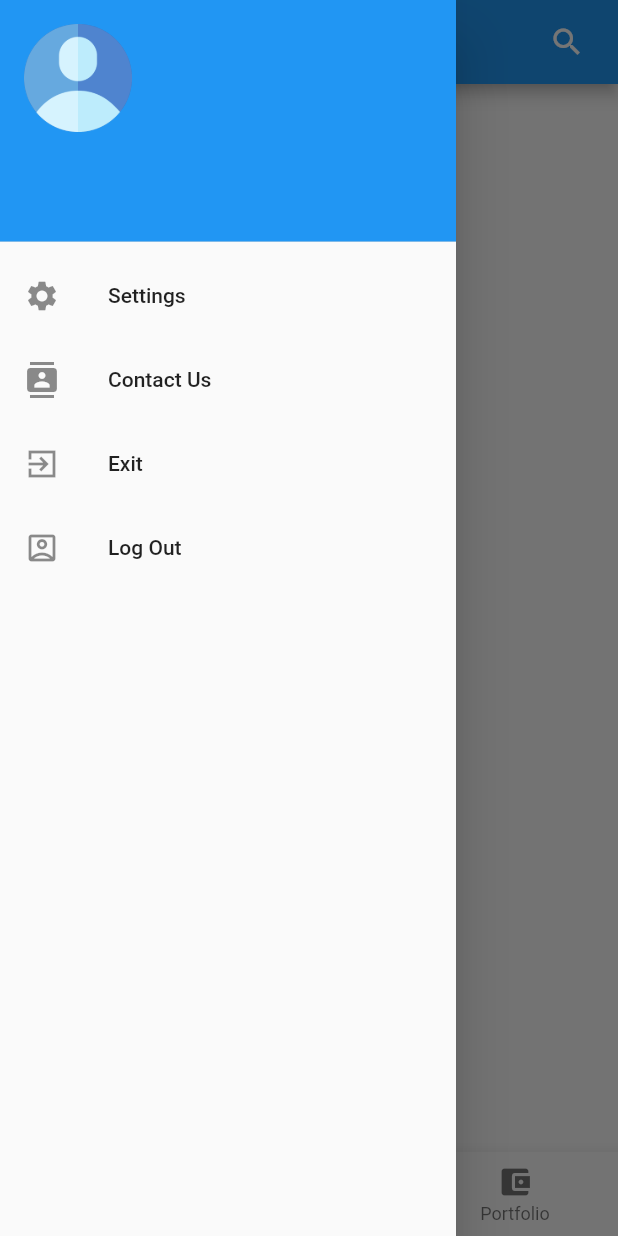
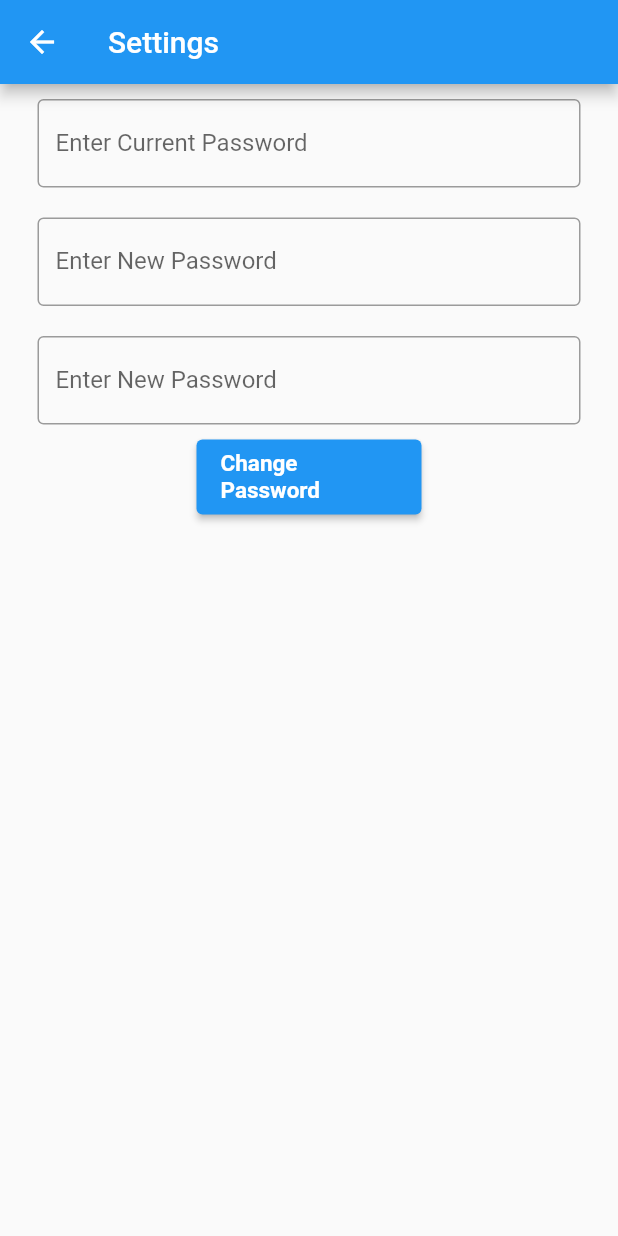
Before and after one commit to Sammitdk/StockMarketSimulator, a Flutter app: the HomePage screen opened directly with empty values, in the side drawer, after a tap on "Settings", on a phone screen of 412 x 824 dp. Run offline on Flutter 3.47's test engine with Material 2 defaults, Android fonts, the phone set to English and light mode, and no system bars; our stand-ins replace cloud_firestore, firebase_auth, firebase_core; accounts and stored records are empty.

Commit message:
settings added

```diff
--- a/lib/dataloading.dart
+++ b/lib/loggeduser/dataloading.dart
@@ -1,6 +1,6 @@
 import 'package:cloud_firestore/cloud_firestore.dart';
 import 'package:flutter/material.dart';
-import 'package:stock_simulator_app/home_page.dart';
+import 'package:stock_simulator_app/loggeduser/home_page.dart';
 
 class DataLoading extends StatefulWidget {
   const DataLoading({Key? key}) : super(key: key);
--- a/lib/home_page.dart
+++ b/lib/loggeduser/home_page.dart
@@ -2,7 +2,9 @@ import 'package:cloud_firestore/cloud_firestore.dart';
 import 'package:flutter/material.dart';
 import 'package:flutter/services.dart';
 import 'package:stock_simulator_app/main.dart';
-import 'firebase/firebase_auth.dart';
+import 'package:stock_simulator_app/settings/settings.dart';
+import '../firebase/firebase_auth.dart';
+
 
 class HomePage extends StatefulWidget {
   HomePage({Key? key,required this.info}) : super(key: key);
@@ -38,7 +40,7 @@ class _HomePageState extends State<HomePage> {
             ListTile(
               leading: const Icon(Icons.settings), title: const Text ('Settings'),
               onTap: () {
-                //not yet created
+                Navigator.push(context, MaterialPageRoute(builder: (_) => const Setting()));
               },
             ),
             ListTile(
@@ -55,7 +57,7 @@ class _HomePageState extends State<HomePage> {
             ),
             ListTile(
               leading: const Icon(Icons.account_box_outlined), title: const Text("Log Out"),
-                   onTap: () async {
+                  onTap: () async {
                   await Auth().signOut();
                   Navigator.pushReplacement(context, MaterialPageRoute(builder: (_) => const MyApp()));
               }
--- a/lib/login_page.dart
+++ b/lib/login_page.dart
@@ -1,7 +1,7 @@
 import 'package:flutter/material.dart';
-import 'package:stock_simulator_app/dataloading.dart';
+import 'package:stock_simulator_app/loggeduser/dataloading.dart';
 import 'package:stock_simulator_app/password/password_recovery.dart';
-import 'package:stock_simulator_app/home_page.dart';
+import 'package:stock_simulator_app/loggeduser/home_page.dart';
 import 'firebase/firebase_auth.dart';
 
 class LoginPage extends StatelessWidget {
@@ -34,7 +34,7 @@ class LoginPage extends StatelessWidget {
               controller: email,
               decoration: const InputDecoration(
                 border: OutlineInputBorder(),
-                labelText: 'Username /email',
+                labelText: 'Email',
                 // hintText: 'Enter valid email !',
               ),
             ),
--- /dev/null
+++ b/lib/settings/settings.dart
@@ -0,0 +1,69 @@
+import 'package:flutter/material.dart';
+
+
+class Setting extends StatelessWidget {
+  const Setting({Key? key}) : super(key: key);
+
+  @override
+  Widget build(BuildContext context) {
+    return Scaffold(
+      appBar: AppBar(
+        title: const Text('Settings'),
+      ),
+      body: Column(
+        children: [
+          const Padding(
+            padding: EdgeInsets.fromLTRB(25, 10, 25, 10),
+            child: TextField(
+              //controller: email,
+              decoration: InputDecoration(
+                border: OutlineInputBorder(),
+                labelText: 'Enter Current Password',
+                // hintText: 'Enter valid email !',
+              ),
+            ),
+          ),
+          const Padding(
+            padding: EdgeInsets.fromLTRB(25, 10, 25, 10),
+            child: TextField(
+              //controller: email,
+              decoration: InputDecoration(
+                border: OutlineInputBorder(),
+                labelText: 'Enter New Password',
+                // hintText: 'Enter valid email !',
+              ),
+            ),
+          ),
+          const Padding(
+            padding: EdgeInsets.fromLTRB(25, 10, 25, 10),
+            child: TextField(
+              //controller: email,
+              decoration: InputDecoration(
+                border: OutlineInputBorder(),
+                labelText: 'Enter New Password',
+                // hintText: 'Enter valid email !',
+              ),
+            ),
+          ),
+          SizedBox(
+              height: 50,
+              width: 150,
+              child: ElevatedButton(onPressed: () {
+                //change password
+              },
+                  style: ButtonStyle(
+                    minimumSize: MaterialStateProperty.all(const Size.fromRadius(18)),
+                    backgroundColor: MaterialStateProperty.all(const Color(0xFF2196F3)),
+                  ),
+                  child:const Text('Change Password',
+                    style: TextStyle(
+                      fontSize: 15,
+                      fontWeight: FontWeight.bold,
+                      color: Colors.white,
+                    ),))
+          ),
+        ],
+      ),
+    );
+  }
+}
--- a/lib/wrapper.dart
+++ b/lib/wrapper.dart
@@ -1,6 +1,6 @@
 import 'package:flutter/cupertino.dart';
-import 'package:stock_simulator_app/dataloading.dart';
-import 'package:stock_simulator_app/home_page.dart';
+import 'package:stock_simulator_app/loggeduser/dataloading.dart';
+import 'package:stock_simulator_app/loggeduser/home_page.dart';
 import 'package:stock_simulator_app/main.dart';
 import 'firebase/firebase_auth.dart';
 
```
Also changed, not shown: lib/signup_page.dart (+5 -8 lines).
